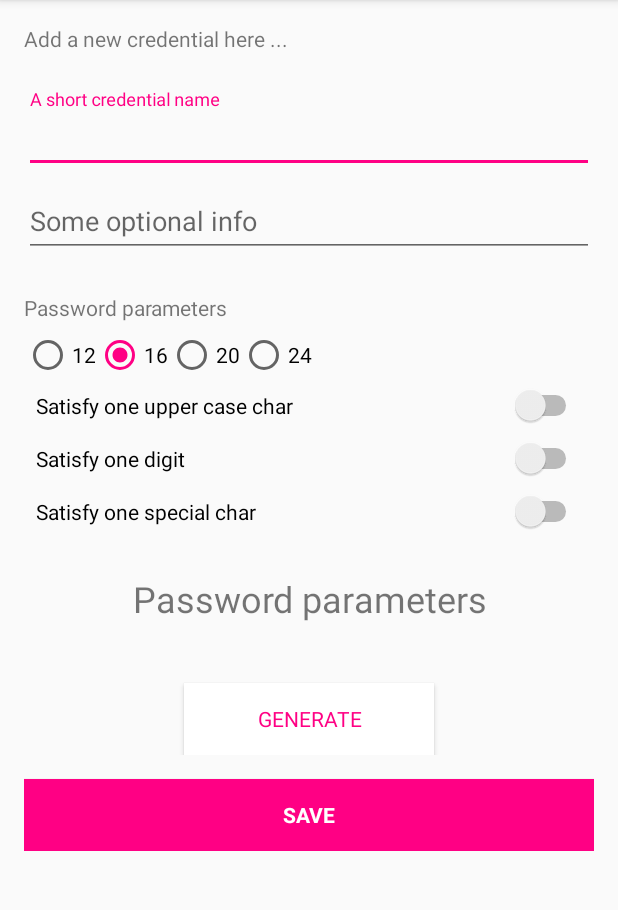
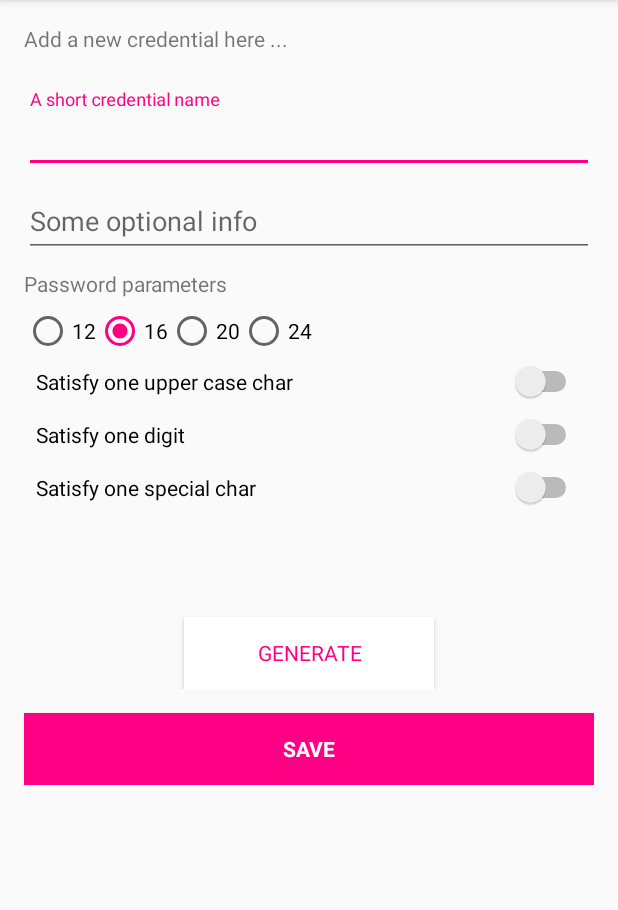
Before and after one commit to jenspfahl/ANOTHERpass, an Android app: the NewCredentialActivity screen opened directly, with no data from a screen before it, on a phone screen of 412 x 824 dp, the part 84-994 px from its top. Run offline under Robolectric (Android 15) with nearby library versions, the phone set to English and light mode, and no system bars; pictures from the network do not load; 1 statement that could not run was skipped.

Commit message:
layout main activity

```diff
--- a/app/src/main/res/layout/activity_main.xml
+++ b/app/src/main/res/layout/activity_main.xml
@@ -26,6 +26,7 @@
         android:layout_height="match_parent"
         android:fitsSystemWindows="true"
         tools:listitem="@layout/recyclerview_item"
+        app:layout_behavior="@string/appbar_scrolling_view_behavior"
         android:padding="@dimen/big_padding"/>
 
 
--- a/app/src/main/res/layout/activity_new_credential.xml
+++ b/app/src/main/res/layout/activity_new_credential.xml
@@ -68,11 +68,12 @@
                     android:layout_width="match_parent"
                     android:layout_height="match_parent"
                     android:text="@string/credential_passwd_params"
-                    android:layout_marginTop="24dp"
+                    android:layout_marginTop="8dp"
                     android:layout_marginBottom="6dp"/>
 
                 <RadioGroup xmlns:android="http://schemas.android.com/apk/res/android"
                     android:id="@+id/radio_strengths"
+                    android:layout_gravity="center"
                     android:layout_width="match_parent"
                     android:layout_height="wrap_content"
                     android:orientation="horizontal">
@@ -124,11 +125,10 @@
                     android:id="@+id/generated_passwd"
                     android:layout_width="match_parent"
                     android:layout_height="match_parent"
-                    android:text="@string/credential_passwd_params"
                     android:textAlignment="center"
                     android:textSize="24dp"
-                    android:layout_marginTop="24dp"
-                    android:layout_marginBottom="24dp"/>
+                    android:layout_marginTop="16dp"
+                    android:layout_marginBottom="16dp"/>
 
                 <Button
                     android:id="@+id/button_generate_passwd"
@@ -136,7 +136,7 @@
                     android:layout_width="75pt"
                     android:layout_height="wrap_content"
                     android:layout_gravity="center"
-                    android:layout_marginTop="16dp"
+                    android:layout_marginTop="4dp"
                     android:background="@color/white"
                     android:text="@string/button_gen_passwd"
                     android:textAlignment="center"
--- a/app/src/main/res/layout/recyclerview_item.xml
+++ b/app/src/main/res/layout/recyclerview_item.xml
@@ -11,6 +11,5 @@
         android:focusable="true"
         android:textIsSelectable="false"
         android:layout_width="match_parent"
-        android:layout_height="wrap_content"
-        android:background="@android:color/holo_orange_light" />
+        android:layout_height="match_parent"/>
 </LinearLayout>
--- a/app/src/main/res/values/styles.xml
+++ b/app/src/main/res/values/styles.xml
@@ -13,7 +13,6 @@
     <style name="credential_title">
         <item name="android:layout_marginBottom">8dp</item>
         <item name="android:paddingLeft">8dp</item>
-        <item name="android:background">@android:color/holo_orange_light</item>
         <item name="android:textAppearance">@android:style/TextAppearance.Large</item>
     </style>
 </resources>
```
